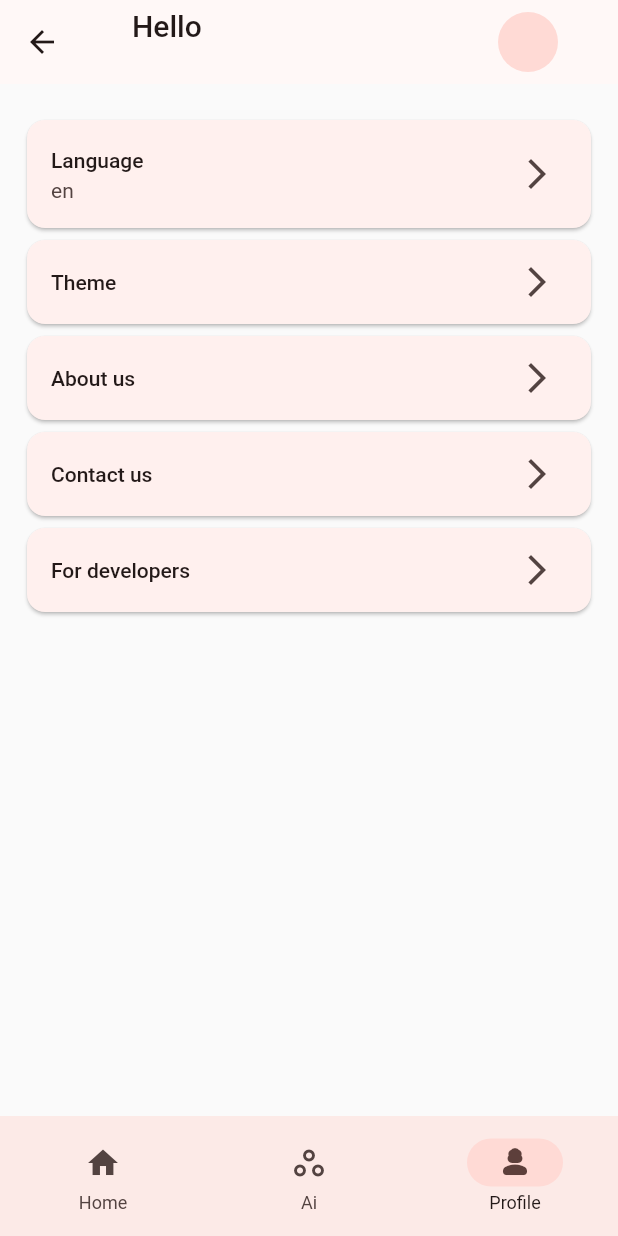
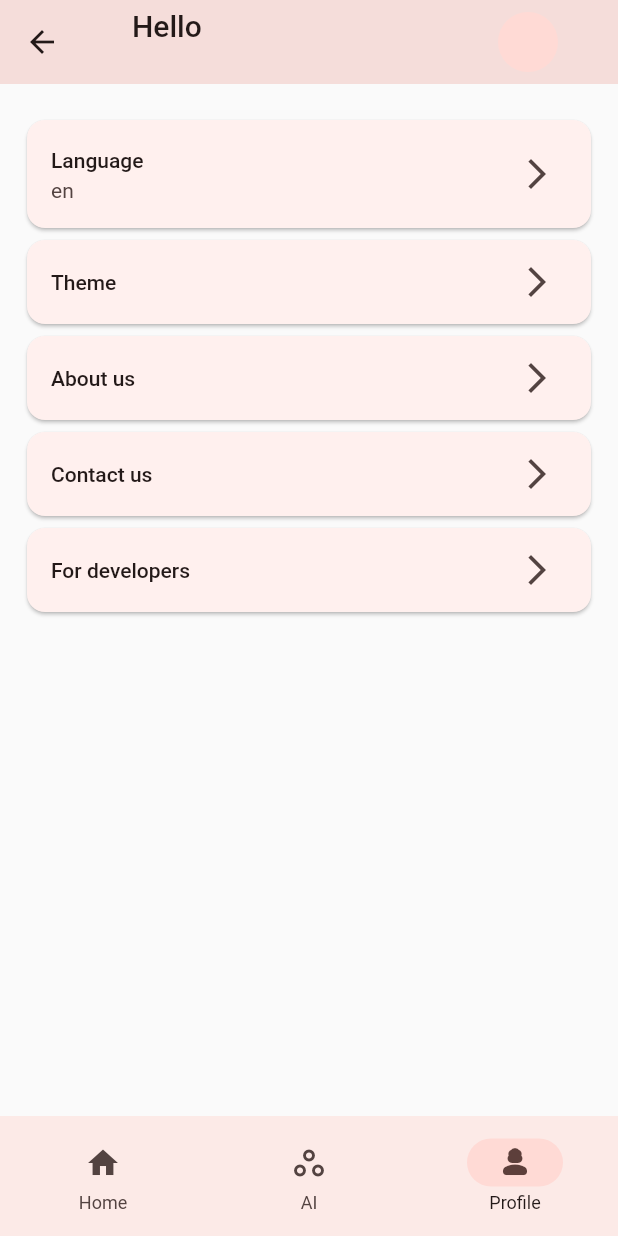
Before and after one commit to Eldar2021/diplom_work, a Flutter app: the MainScreen screen opened directly, item 3 of the bottom bar chosen, on a phone screen of 412 x 824 dp. Run offline on Flutter 3.47's test engine with Material 2 defaults, Android fonts, the phone set to English and light mode, and no system bars; our stand-ins replace equatable, firebase_auth, firebase_core, flutter_bloc, flutter_svg, google_sign_in and 2 more; missing offline and left inert: markdown_widget; accounts and stored records are empty; generated files the repository leaves out were written again; network calls fail; statements that could not run were skipped.

```diff
--- a/lib/components/views/initial_widget.dart
+++ b/lib/components/views/initial_widget.dart
@@ -1,10 +1,11 @@
 import 'package:flutter/material.dart';
+import 'package:learn_world/l10n/l10n.dart';
 
 class InitialWidget extends StatelessWidget {
   const InitialWidget({super.key});
 
   @override
   Widget build(BuildContext context) {
-    return const Center(child: Text('initial'));
+    return Center(child: Text(context.l10n.initialView));
   }
 }
--- a/lib/core/core.dart
+++ b/lib/core/core.dart
@@ -1,5 +1,4 @@
 export 'service/auth_service.dart';
-export 'service/cache_service.dart';
 export 'service/api_service.dart';
 export 'service/app_service.dart';
 export 'service/app_launch.dart';
--- a/lib/modules/chat/view/chat_view.dart
+++ b/lib/modules/chat/view/chat_view.dart
@@ -24,7 +24,7 @@ class _ChatViewState extends State<ChatView> with AutomaticKeepAliveClientMixin
     super.build(context);
     return Scaffold(
       appBar: AppBar(
-        title: const Text('ChatView'),
+        title: const Text('Chat GPT'),
       ),
       body: WebViewWidget(controller: controller),
     );
--- a/lib/modules/home/view/home_detail_view.dart
+++ b/lib/modules/home/view/home_detail_view.dart
@@ -1,5 +1,6 @@
 import 'package:flutter/material.dart';
 import 'package:flutter_bloc/flutter_bloc.dart';
+import 'package:learn_world/l10n/l10n.dart';
 import 'package:markdown_widget/widget/all.dart';
 
 import 'package:learn_world/components/components.dart';
@@ -13,7 +14,7 @@ class HomeDetailView extends StatelessWidget {
   Widget build(BuildContext context) {
     return Scaffold(
       appBar: AppBar(
-        title: const Text('HomeDetailView'),
+        title: Text(context.l10n.hi),
       ),
       body: BlocBuilder<DetailCubit, DetailState>(
         builder: (context, state) {
--- a/lib/modules/main/view/main_view.dart
+++ b/lib/modules/main/view/main_view.dart
@@ -1,6 +1,7 @@
 import 'package:flutter/material.dart';
 import 'package:flutter_bloc/flutter_bloc.dart';
 
+import 'package:learn_world/l10n/l10n.dart';
 import 'package:learn_world/modules/modules.dart';
 
 class MainView extends StatefulWidget {
@@ -42,18 +43,18 @@ class MainScreen extends StatelessWidget {
       bottomNavigationBar: NavigationBar(
         onDestinationSelected: context.read<MainCubit>().change,
         selectedIndex: context.watch<MainCubit>().state,
-        destinations: const [
+        destinations: [
           NavigationDestination(
-            icon: Icon(Icons.home),
-            label: 'Home',
+            icon: const Icon(Icons.home),
+            label: context.l10n.home,
           ),
           NavigationDestination(
-            icon: Icon(Icons.workspaces_outlined),
-            label: 'Ai',
+            icon: const Icon(Icons.workspaces_outlined),
+            label: context.l10n.ai,
           ),
           NavigationDestination(
-            icon: Icon(Icons.person_3_rounded),
-            label: 'Profile',
+            icon: const Icon(Icons.person_3_rounded),
+            label: context.l10n.profile,
           ),
         ],
       ),
--- a/lib/modules/settings/views/about_us_view.dart
+++ b/lib/modules/settings/views/about_us_view.dart
@@ -8,20 +8,20 @@ class AboutUsVuew extends StatelessWidget {
   Widget build(BuildContext context) {
     return Scaffold(
       appBar: AppBar(
-        title: Text(context.l10n.aboutus),
+        title: Text(context.l10n.aboutUs),
       ),
       body: ListView(
         padding: const EdgeInsets.symmetric(horizontal: 14, vertical: 20),
         children: [
           Text(
-            context.l10n.aboutus,
+            context.l10n.aboutUs,
             textAlign: TextAlign.center,
             style: const TextStyle(fontSize: 20, fontWeight: FontWeight.w700),
           ),
           const SizedBox(height: 20),
           Text(
             textAlign: TextAlign.justify,
-            context.l10n.aboutusbody,
+            context.l10n.aboutUsBody,
             style: const TextStyle(fontSize: 16, fontWeight: FontWeight.w400),
           ),
         ],
--- a/lib/modules/settings/views/developers_view.dart
+++ b/lib/modules/settings/views/developers_view.dart
@@ -13,21 +13,21 @@ class DevelopersView extends StatelessWidget {
     final colorScheme = Theme.of(context).colorScheme;
     return Scaffold(
       appBar: AppBar(
-        title: Text(context.l10n.fordevelopers),
+        title: Text(context.l10n.forDevelopers),
       ),
       body: Padding(
         padding: const EdgeInsets.symmetric(horizontal: 14, vertical: 20),
         child: Column(
           children: [
             Text(
-              context.l10n.fordevelopers,
+              context.l10n.forDevelopers,
               textAlign: TextAlign.center,
               style: const TextStyle(fontSize: 20, fontWeight: FontWeight.w700),
             ),
             const SizedBox(height: 20),
             Text(
               textAlign: TextAlign.justify,
-              context.l10n.fordevelopersbody,
+              context.l10n.forDevelopersBody,
               style: const TextStyle(fontSize: 16, fontWeight: FontWeight.w400),
             ),
             const Spacer(),
--- a/lib/modules/settings/views/settings_view.dart
+++ b/lib/modules/settings/views/settings_view.dart
@@ -6,7 +6,6 @@ import 'package:flutter_bloc/flutter_bloc.dart';
 import 'package:learn_world/app/app.dart';
 import 'package:learn_world/core/core.dart';
 import 'package:learn_world/l10n/l10n.dart';
-
 import 'package:learn_world/theme/theme.dart';
 import 'package:learn_world/utils/utils.dart';
 
@@ -21,7 +20,9 @@ class SettingsView extends StatelessWidget {
       appBar: AppBar(
         title: ListTile(
           titleTextStyle: context.titleLarge,
-          title: Text(authCubit.state.isAuthenticated ? authCubit.state.user?.displayName ?? 'Hi' : 'Hello'),
+          title: Text(
+            authCubit.state.isAuthenticated ? authCubit.state.user?.displayName ?? context.l10n.hi : context.l10n.hello,
+          ),
           subtitle: Text(authCubit.state.user?.email ?? ''),
           trailing: CircleAvatar(
             backgroundImage:
@@ -50,25 +51,25 @@ class SettingsView extends StatelessWidget {
           ),
           Card(
             child: ListTile(
-              title: Text(context.l10n.aboutus),
+              title: Text(context.l10n.aboutUs),
               trailing: const Icon(Icons.arrow_forward_ios),
               onTap: () => Navigator.pushNamed(context, AppRouter.aboutUs),
             ),
           ),
           Card(
             child: ListTile(
-              title: Text(context.l10n.contactus),
+              title: Text(context.l10n.contactUs),
               trailing: const Icon(Icons.arrow_forward_ios),
               onTap: () async => AppLaunch.sendEmail(
                 'eldiiaralmazbekov@gmail.com',
-                snackBarText: 'l10n.feedBackSms',
+                snackBarText: context.l10n.hello,
                 context: context,
               ),
             ),
           ),
           Card(
             child: ListTile(
-              title: Text(context.l10n.fordevelopers),
+              title: Text(context.l10n.forDevelopers),
               trailing: const Icon(Icons.arrow_forward_ios),
               onTap: () => Navigator.pushNamed(context, AppRouter.developers),
             ),
@@ -76,12 +77,12 @@ class SettingsView extends StatelessWidget {
           if (authCubit.state.isAuthenticated)
             Card(
               child: ListTile(
-                title: const Text('logout'),
+                title: Text(context.l10n.signout),
                 trailing: const Icon(Icons.arrow_forward_ios),
                 onTap: () {
                   AppAlert.showConfirmDialog<void>(
-                    title: const Text('Are you sure'),
-                    content: const Text('You want to sign out?'),
+                    title: Text(context.l10n.areYouSure),
+                    content: Text(context.l10n.signoutConfirm),
                     context: context,
                     onOK: () async {
                       Navigator.pop(context);
--- a/lib/theme/custom/component/component_theme.dart
+++ b/lib/theme/custom/component/component_theme.dart
@@ -28,7 +28,9 @@ mixin CompomnentTheme {
   }
 
   AppBarTheme appBarTheme(ColorScheme colors) {
-    return const AppBarTheme();
+    return AppBarTheme(
+      backgroundColor: colors.surfaceVariant,
+    );
   }
 
   TabBarTheme tabBarTheme(ColorScheme colors) {
```
Also changed, not shown: lib/components/views/error_widget.dart (+11 -1 lines), lib/l10n/arb/app_en.arb (+17 -6 lines), lib/l10n/arb/app_ky.arb (+17 -6 lines), lib/l10n/arb/app_ru.arb (+17 -6 lines), lib/l10n/arb/app_tr.arb (+17 -6 lines), lib/modules/home/view/home_view.dart (+8 -2 lines), lib/modules/settings/views/theme_view.dart (+2 -6 lines), lib/utils/show/app_alert.dart (+4 -4 lines), lib/core/service/cache_service.dart (deleted).
